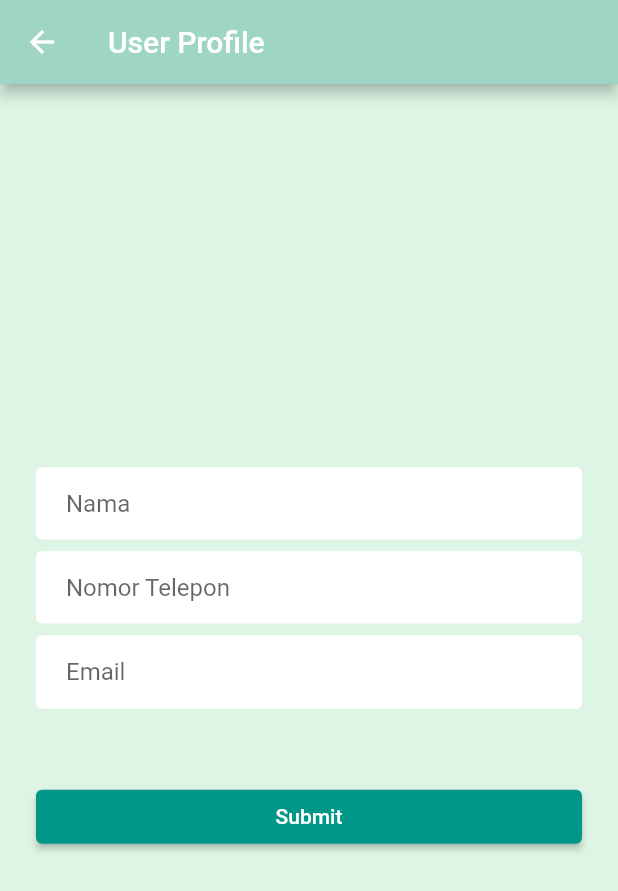
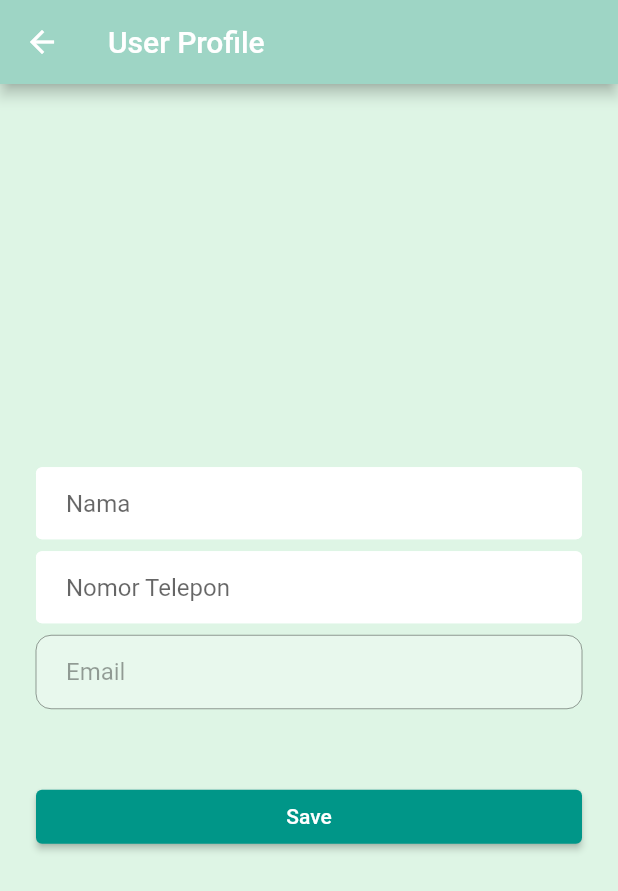
Before and after one commit to ikhsan34/buruan, a Flutter app: the Profile screen opened by its route, on a phone screen of 412 x 824 dp. Shown: the top 891 px of the screen. Run offline on Flutter 3.47's test engine with Material 2 defaults, Android fonts, the phone set to English and light mode, and no system bars; our stand-ins replace flutter_spinkit, shared_preferences; accounts and stored records are empty; network calls fail.

Commit message:
updateProfile and cleaning the code

```diff
--- a/lib/group/createGroup.dart
+++ b/lib/group/createGroup.dart
@@ -38,14 +38,14 @@ class _CreateGroupState extends State<CreateGroup> {
     var response = await http.post(Uri.parse('$api/group'), body: data, headers: header);
 
     if(response.statusCode == 200) {
-      var result = jsonDecode(response.body);
-      print(result);
+      // var result = jsonDecode(response.body);
+      // print(result);
       setState(() {
         isLoading = false;
         Navigator.of(context).pop();
       });
     }
-    print(response.statusCode);
+    //print(response.statusCode);
 
   }
 
--- a/lib/main.dart
+++ b/lib/main.dart
@@ -11,7 +11,6 @@ import 'package:flutter/material.dart';
 import 'package:buruan/register.dart';
 import 'package:buruan/dashboard.dart';
 import 'package:buruan/reminder.dart';
-import 'package:buruan/reminderDetail.dart';
 import 'package:buruan/group/group.dart';
 
 void main() {
--- a/lib/model/Data.dart
+++ b/lib/model/Data.dart
@@ -20,8 +20,8 @@ Future<List> getReminder(String api) async {
   // Get user membership
   response = await http.get(Uri.parse("$api/group/user/${user['id']}"), headers: header);
   var listUserGroup = jsonDecode(response.body);
-  print(listUserGroup);
-  print(listUserGroup.isEmpty);
+  // print(listUserGroup);
+  // print(listUserGroup.isEmpty);
 
   // Get reminder by group id
   List reminderGroup = [];
--- a/lib/profile.dart
+++ b/lib/profile.dart
@@ -1,4 +1,8 @@
 import 'package:flutter/material.dart';
+import 'package:flutter_spinkit/flutter_spinkit.dart';
+import 'package:shared_preferences/shared_preferences.dart';
+import 'dart:convert';
+import 'package:http/http.dart' as http;
 
 class Profile extends StatefulWidget {
   static String tag = 'Profile-page';
@@ -9,9 +13,89 @@ class Profile extends StatefulWidget {
 }
 
 class _ProfileState extends State<Profile> {
+
+  final Future _prefs = SharedPreferences.getInstance();
+  Map user = {};
+  final nameController = TextEditingController();
+  final phoneController = TextEditingController();
+  final emailController = TextEditingController();
+  bool isLoading = false;
+
+  void getUserData () async {
+    final SharedPreferences prefs = await _prefs;
+    setState(() {
+      user = jsonDecode(prefs.getString('user') ?? '{}');
+      nameController.text = user['name'];
+      phoneController.text = user['phone'] ?? '';
+      emailController.text = user['email'];
+    });
+    //print(user);
+  }
+
+  void updateProfile(String name, String phone) async {
+
+    setState(() {
+      isLoading = true;
+    });
+
+    // API
+    const api = 'http://ec2-13-250-57-227.ap-southeast-1.compute.amazonaws.com:5000';
+    final SharedPreferences prefs = await _prefs;
+
+    String token = 'Bearer ${prefs.getString('access_token')}';
+    Map<String, String> header = {'Authorization': token};
+
+    Map data = {
+      'name': name,
+      'phone': phone,
+    };
+
+    var response = await http.put(Uri.parse("$api/profile/${user['id']}"), body: data, headers: header);
+
+    if (response.statusCode == 200) {
+      final SharedPreferences prefs = await _prefs;
+      prefs.clear();
+
+      setState(() {
+        isLoading = false;
+        Navigator.of(context).pop();
+      });
+    } else {
+      setState(() {
+        isLoading = false;
+      });
+    }
+  }
+
+  @override
+  void initState() {
+    // TODO: implement initState
+    super.initState();
+    getUserData();
+  }
+
+
   @override
   Widget build(BuildContext context) {
-    final nama = TextFormField(
+
+    const spinkit = SpinKitFoldingCube(
+      color: Color(0xff009688),
+      size: 50.0,
+    );
+
+    return Scaffold(
+      appBar: AppBar(
+        title: const Text("User Profile"),
+        backgroundColor: const Color(0xFF9ED5C5),
+      ),
+      backgroundColor: const Color(0xFFDEF5E5),
+      body: isLoading ? spinkit : Center(
+        child: ListView(
+          shrinkWrap: true,
+          padding: const EdgeInsets.only(left: 24.0, right: 24.0),
+          children: <Widget>[
+            TextFormField(
+              controller: nameController,
               keyboardType: TextInputType.name,
               autofocus: false,
               decoration: InputDecoration(
@@ -23,23 +107,10 @@ class _ProfileState extends State<Profile> {
                 enabledBorder: const OutlineInputBorder(
                     borderSide: BorderSide(color: Colors.white)),
               ),
-    );
-
-    final email = TextFormField(
-      keyboardType: TextInputType.emailAddress,
-      autofocus: false,
-      decoration: InputDecoration(
-        filled: true,
-        fillColor: Colors.white,
-        hintText: 'Email',
-        contentPadding: const EdgeInsets.fromLTRB(20.0, 20.0, 20.0, 10.0),
-        border: OutlineInputBorder(borderRadius: BorderRadius.circular(10)),
-        enabledBorder: const OutlineInputBorder(
-            borderSide: BorderSide(color: Colors.white)),
             ),
-    );
-
-    final phone = TextFormField(
+            const SizedBox(height: 8.0),
+            TextFormField(
+              controller: phoneController,
               keyboardType: TextInputType.phone,
               autofocus: false,
               decoration: InputDecoration(
@@ -51,35 +122,34 @@ class _ProfileState extends State<Profile> {
                 enabledBorder: const OutlineInputBorder(
                     borderSide: BorderSide(color: Colors.white)),
               ),
-    );
-
-    final ProfileButton = Padding(
+            ),
+            const SizedBox(height: 8.0),
+            TextFormField(
+              enabled: false,
+              controller: emailController,
+              keyboardType: TextInputType.emailAddress,
+              autofocus: false,
+              decoration: InputDecoration(
+                filled: true,
+                fillColor: Colors.white30,
+                hintText: 'Email',
+                contentPadding: const EdgeInsets.fromLTRB(20.0, 20.0, 20.0, 10.0),
+                border: OutlineInputBorder(borderRadius: BorderRadius.circular(10)),
+                enabledBorder: const OutlineInputBorder(
+                    borderSide: BorderSide(color: Colors.white)),
+              ),
+            ),
+            const SizedBox(height: 48),
+            Padding(
               padding: const EdgeInsets.symmetric(vertical: 0),
               child: ElevatedButton(
-        style: ElevatedButton.styleFrom(backgroundColor: Color(0xFF009688)),
-        onPressed: () {},
-        child: const Text('Submit'),
+                style: ElevatedButton.styleFrom(backgroundColor: const Color(0xFF009688)),
+                onPressed: () {
+                  updateProfile(nameController.text, phoneController.text);
+                },
+                child: const Text('Save'),
               ),
-    );
-
-    return Scaffold(
-      appBar: AppBar(
-        title: Text("User Profile"),
-        backgroundColor: Color(0xFF9ED5C5),
             ),
-      backgroundColor: const Color(0xFFDEF5E5),
-      body: Center(
-        child: ListView(
-          shrinkWrap: true,
-          padding: const EdgeInsets.only(left: 24.0, right: 24.0),
-          children: <Widget>[
-            nama,
-            const SizedBox(height: 8.0),
-            phone,
-            const SizedBox(height: 8.0),
-            email,
-            const SizedBox(height: 48),
-            ProfileButton,
           ],
         ),
       ),
--- a/lib/reminder.dart
+++ b/lib/reminder.dart
@@ -1,6 +1,5 @@
 import 'dart:convert';
 
-import 'package:buruan/Dashboard.dart';
 import 'package:flutter/material.dart';
 import 'package:flutter_spinkit/flutter_spinkit.dart';
 import 'package:shared_preferences/shared_preferences.dart';
@@ -235,7 +234,7 @@ class _ReminderState extends State<Reminder> {
             ElevatedButton(
               style: ElevatedButton.styleFrom(
                 backgroundColor: Colors.white,
-                padding: EdgeInsets.symmetric(vertical: 15)
+                padding: const EdgeInsets.symmetric(vertical: 15)
               ),
               onPressed: (() {
                 pickDateTime();
--- a/lib/reminderDetail.dart
+++ b/lib/reminderDetail.dart
@@ -236,7 +236,6 @@ class _ReminderDetailState extends State<ReminderDetail> {
               child: ElevatedButton(
                 style: ElevatedButton.styleFrom(backgroundColor: Colors.redAccent),
                 onPressed: () {
-                  print('delete button');
                   Navigator.pop(context);
                 },
                 child: const Text('Delete'),
```
Also changed, not shown: lib/dashboard.dart (+1 -17 lines), lib/login.dart (+5 -5 lines), lib/register.dart (+5 -4 lines). Lines whose indentation alone changed are shown as unchanged.
